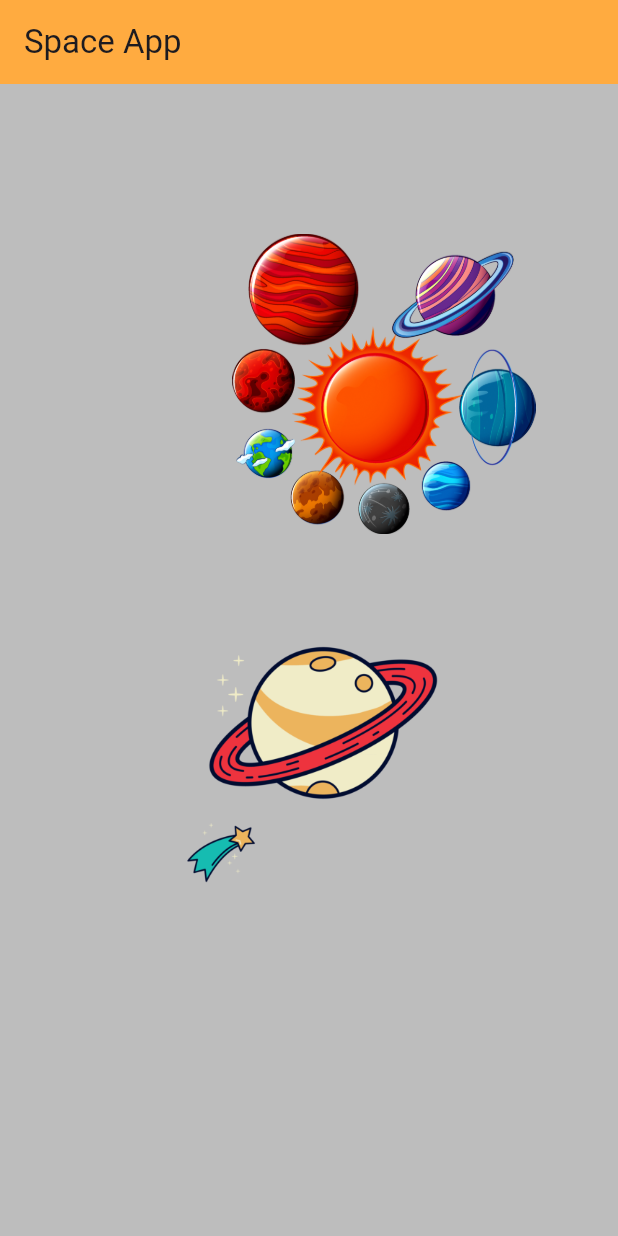
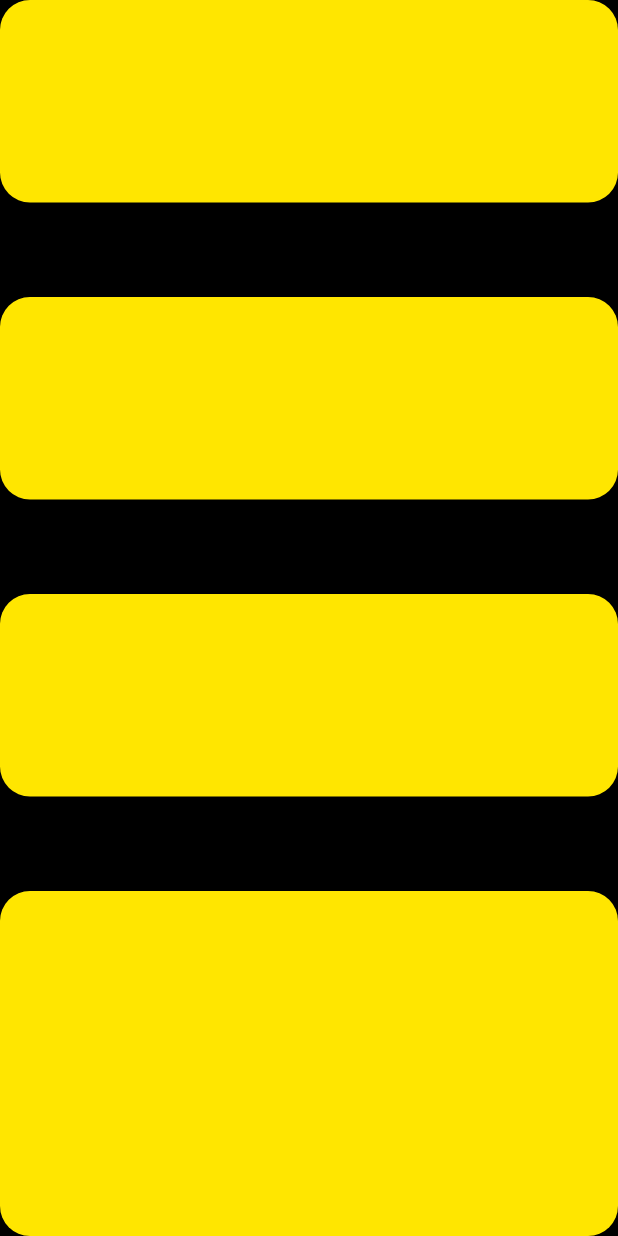
Before and after one commit to binura12/Test_Flutter_App, a Flutter app: the screen it shows after launch, on a phone screen of 412 x 824 dp. Run offline on Flutter 3.47's test engine with Material 3 defaults, Android fonts, the phone set to English and light mode, and no system bars.

Commit message:
simple layout design

```diff
--- a/lib/main.dart
+++ b/lib/main.dart
@@ -10,25 +10,48 @@ class MyApp extends StatelessWidget {
   @override
   Widget build(BuildContext context) {
     return MaterialApp(
-      title: "Space App",
-      home: Scaffold(
-        backgroundColor: Colors.black26,
-        appBar: AppBar(
-          title: const Text("Space App"),
-          backgroundColor:  Colors.orangeAccent,
-        ),
-        body: Center(
-          child: Column(
+      debugShowCheckedModeBanner: false,
+      home: SafeArea(
+        child: Scaffold(
+          backgroundColor: Colors.black,
+          body: Column(
+            mainAxisAlignment: MainAxisAlignment.spaceBetween,
             children: [
-              Padding(
-                padding: const EdgeInsets.only(top: 100, left: 100),
-                child: Image.asset("assets/space1.png", height: 200,),
+              Container(
+                height: 135,
+                width: double.infinity,
+                decoration: BoxDecoration(
+                  color: const Color.fromARGB(255, 255, 230, 0),
+                  borderRadius: BorderRadius.circular(20),
+                ),
               ),
-              const SizedBox(height: 50,),
-              Image.asset("assets/space2.png", height: 200,),
+              Container(
+                height: 135,
+                width: double.infinity,
+                decoration: BoxDecoration(
+                  color: const Color.fromARGB(255, 255, 230, 0),
+                  borderRadius: BorderRadius.circular(20),
+                ),
+              ),
+              Container(
+                height: 135,
+                width: double.infinity,
+                decoration: BoxDecoration(
+                  color: const Color.fromARGB(255, 255, 230, 0),
+                  borderRadius: BorderRadius.circular(20),
+                ),
+              ),
+              Container(
+                height: 230,
+                width: double.infinity,
+                decoration: BoxDecoration(
+                  color: const Color.fromARGB(255, 255, 230, 0),
+                  borderRadius: BorderRadius.circular(20),
+                ),
+              )
             ],
           ),
-        )
+        ),
       ),
     );
   }
```
